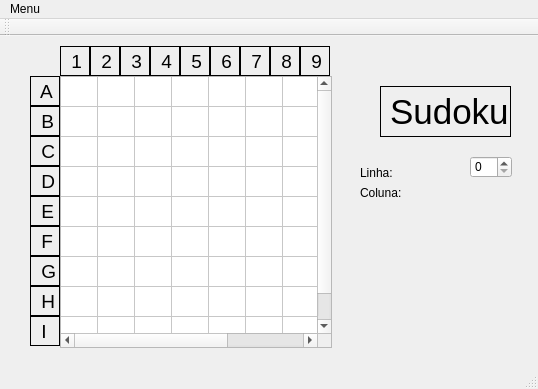
Qt form Proj2/Sudoku2/mainsudoku2.ui (sidnei-junior/Projetos-PA) before a commit.
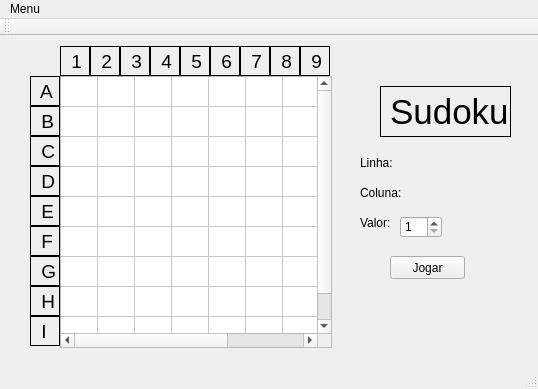
The same form after that commit.

```diff
--- a/Proj2/Sudoku2/mainsudoku2.ui
+++ b/Proj2/Sudoku2/mainsudoku2.ui
@@ -472,18 +472,24 @@
     </property>
     <property name="geometry">
      <rect>
-      <x>470</x>
-      <y>120</y>
+      <x>400</x>
+      <y>180</y>
       <width>42</width>
       <height>22</height>
      </rect>
     </property>
+    <property name="minimum">
+     <number>1</number>
+    </property>
+    <property name="maximum">
+     <number>9</number>
+    </property>
    </widget>
    <widget class="QLabel" name="labelLinha">
     <property name="geometry">
      <rect>
       <x>360</x>
-      <y>130</y>
+      <y>120</y>
       <width>47</width>
       <height>13</height>
      </rect>
@@ -505,6 +511,32 @@
      <string>Coluna:</string>
     </property>
    </widget>
+   <widget class="QPushButton" name="btnJogar">
+    <property name="geometry">
+     <rect>
+      <x>390</x>
+      <y>220</y>
+      <width>75</width>
+      <height>23</height>
+     </rect>
+    </property>
+    <property name="text">
+     <string>Jogar</string>
+    </property>
+   </widget>
+   <widget class="QLabel" name="labelValor">
+    <property name="geometry">
+     <rect>
+      <x>360</x>
+      <y>180</y>
+      <width>47</width>
+      <height>13</height>
+     </rect>
+    </property>
+    <property name="text">
+     <string>Valor:</string>
+    </property>
+   </widget>
   </widget>
   <widget class="QMenuBar" name="menuBar">
    <property name="geometry">
```
